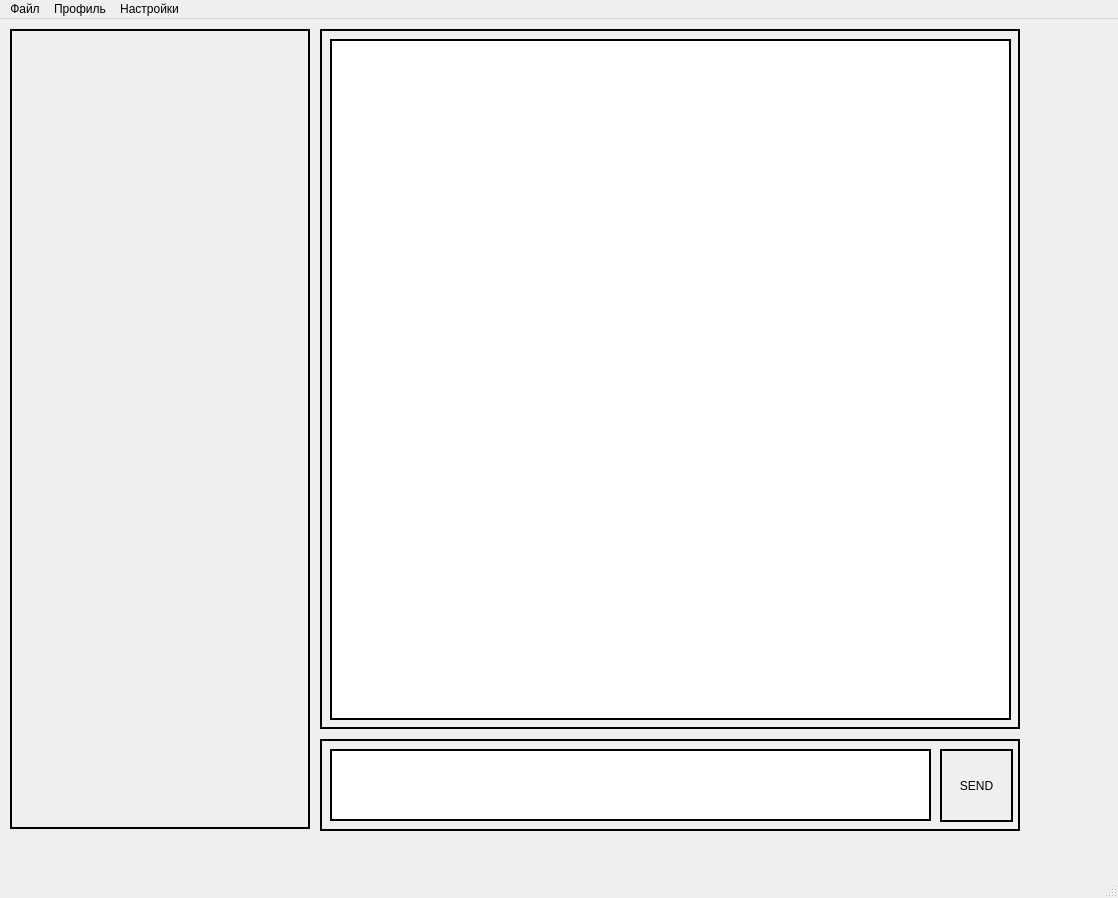
This is September18/NetChat/gui/main_window.ui in sholpan4/Python_classwork as Qt 5 draws it before an edit. The edited form follows.
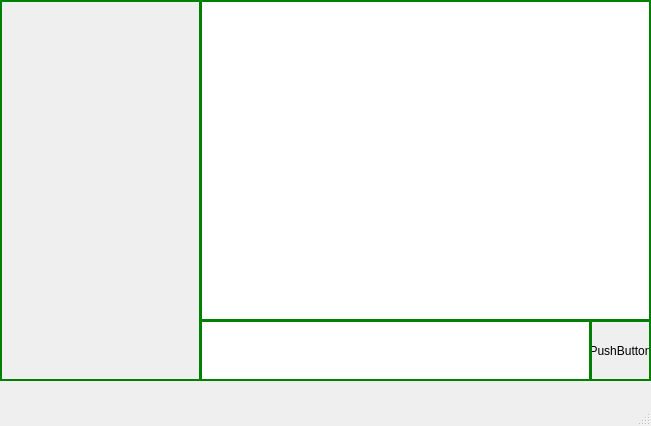
This is the edited form. Icons and pictures are not drawn.

```diff
--- a/September18/NetChat/gui/main_window.ui
+++ b/September18/NetChat/gui/main_window.ui
@@ -6,8 +6,8 @@
    <rect>
     <x>0</x>
     <y>0</y>
-    <width>1118</width>
-    <height>898</height>
+    <width>651</width>
+    <height>426</height>
    </rect>
   </property>
   <property name="windowTitle">
@@ -17,14 +17,14 @@
    <widget class="QFrame" name="frame">
     <property name="geometry">
      <rect>
-      <x>10</x>
-      <y>10</y>
-      <width>300</width>
-      <height>800</height>
+      <x>0</x>
+      <y>0</y>
+      <width>201</width>
+      <height>381</height>
      </rect>
     </property>
     <property name="styleSheet">
-     <string notr="true">border: 2px solid black</string>
+     <string notr="true">border: 2px solid green</string>
     </property>
     <property name="frameShape">
      <enum>QFrame::StyledPanel</enum>
@@ -36,15 +36,14 @@
    <widget class="QFrame" name="frame_2">
     <property name="geometry">
      <rect>
-      <x>320</x>
-      <y>10</y>
-      <width>700</width>
-      <height>700</height>
+      <x>200</x>
+      <y>320</y>
+      <width>451</width>
+      <height>61</height>
      </rect>
     </property>
     <property name="styleSheet">
-     <string notr="true">border: 2px solid black
-</string>
+     <string notr="true">border: 2px solid green</string>
     </property>
     <property name="frameShape">
      <enum>QFrame::StyledPanel</enum>
@@ -52,89 +51,77 @@
     <property name="frameShadow">
      <enum>QFrame::Raised</enum>
     </property>
-    <widget class="QTextBrowser" name="MessageDisplay">
-     <property name="geometry">
-      <rect>
-       <x>10</x>
-       <y>10</y>
-       <width>681</width>
-       <height>681</height>
-      </rect>
-     </property>
-    </widget>
-   </widget>
-   <widget class="QFrame" name="frame_3">
-    <property name="geometry">
-     <rect>
-      <x>320</x>
-      <y>720</y>
-      <width>700</width>
-      <height>92</height>
-     </rect>
-    </property>
-    <property name="styleSheet">
-     <string notr="true">border: 2px solid black</string>
-    </property>
-    <property name="frameShape">
-     <enum>QFrame::StyledPanel</enum>
-    </property>
-    <property name="frameShadow">
-     <enum>QFrame::Raised</enum>
-    </property>
-    <widget class="QTextEdit" name="MessageToSend">
-     <property name="geometry">
-      <rect>
-       <x>10</x>
-       <y>10</y>
-       <width>601</width>
-       <height>72</height>
-      </rect>
-     </property>
-    </widget>
     <widget class="QPushButton" name="pushButton">
      <property name="geometry">
       <rect>
-       <x>620</x>
-       <y>10</y>
-       <width>73</width>
-       <height>73</height>
+       <x>390</x>
+       <y>0</y>
+       <width>61</width>
+       <height>61</height>
       </rect>
      </property>
      <property name="text">
-      <string>SEND</string>
+      <string>PushButton</string>
+     </property>
+     <property name="icon">
+      <iconset theme="insert-text"/>
+     </property>
+    </widget>
+    <widget class="QTextEdit" name="MessageToSend">
+     <property name="geometry">
+      <rect>
+       <x>0</x>
+       <y>0</y>
+       <width>391</width>
+       <height>61</height>
+      </rect>
+     </property>
+     <property name="styleSheet">
+      <string notr="true"/>
+     </property>
+    </widget>
+   </widget>
+   <widget class="QFrame" name="frame_3">
+    <property name="geometry">
+     <rect>
+      <x>200</x>
+      <y>0</y>
+      <width>451</width>
+      <height>321</height>
+     </rect>
+    </property>
+    <property name="styleSheet">
+     <string notr="true">border: 2px solid green</string>
+    </property>
+    <property name="frameShape">
+     <enum>QFrame::StyledPanel</enum>
+    </property>
+    <property name="frameShadow">
+     <enum>QFrame::Raised</enum>
+    </property>
+    <widget class="QTextBrowser" name="textBrowser">
+     <property name="geometry">
+      <rect>
+       <x>0</x>
+       <y>0</y>
+       <width>451</width>
+       <height>321</height>
+      </rect>
      </property>
     </widget>
    </widget>
   </widget>
-  <widget class="QStatusBar" name="statusbar"/>
   <widget class="QMenuBar" name="menubar">
    <property name="geometry">
     <rect>
      <x>0</x>
      <y>0</y>
-     <width>1118</width>
-     <height>22</height>
+     <width>651</width>
+     <height>21</height>
     </rect>
    </property>
-   <widget class="QMenu" name="menu">
-    <property name="title">
-     <string>Файл</string>
-    </property>
-   </widget>
-   <widget class="QMenu" name="menu_2">
-    <property name="title">
-     <string>Профиль</string>
-    </property>
-   </widget>
-   <widget class="QMenu" name="menu_3">
-    <property name="title">
-     <string>Настройки</string>
-    </property>
-   </widget>
-   <addaction name="menu"/>
-   <addaction name="menu_2"/>
-   <addaction name="menu_3"/>
   </widget>
+  <widget class="QStatusBar" name="statusbar"/>
  </widget>
  <resources/>
  <connections/>
```
